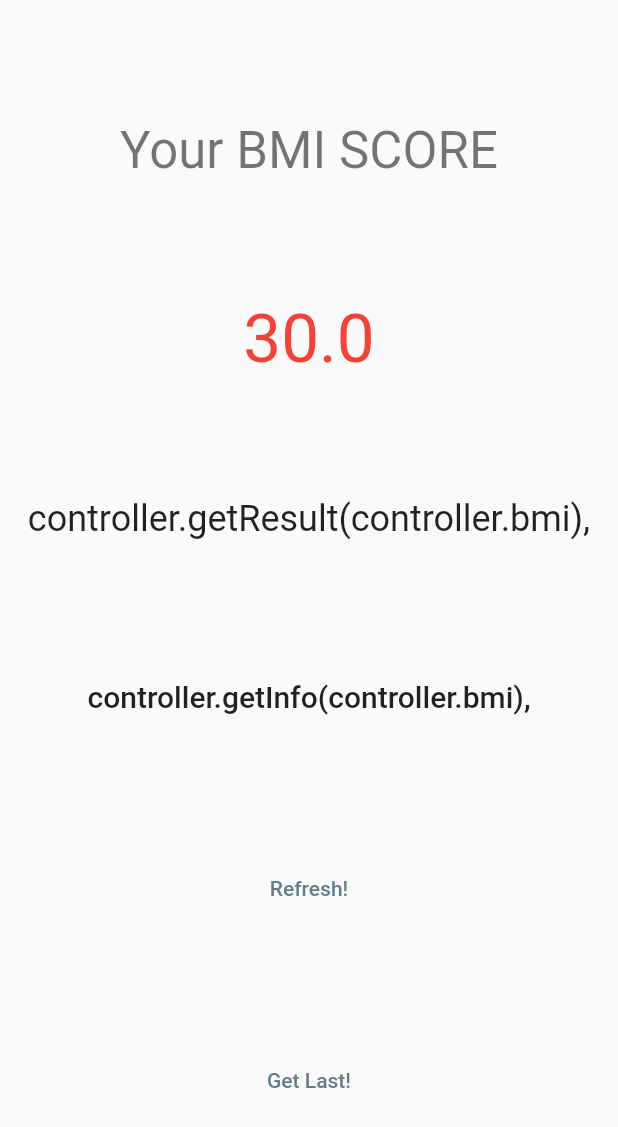
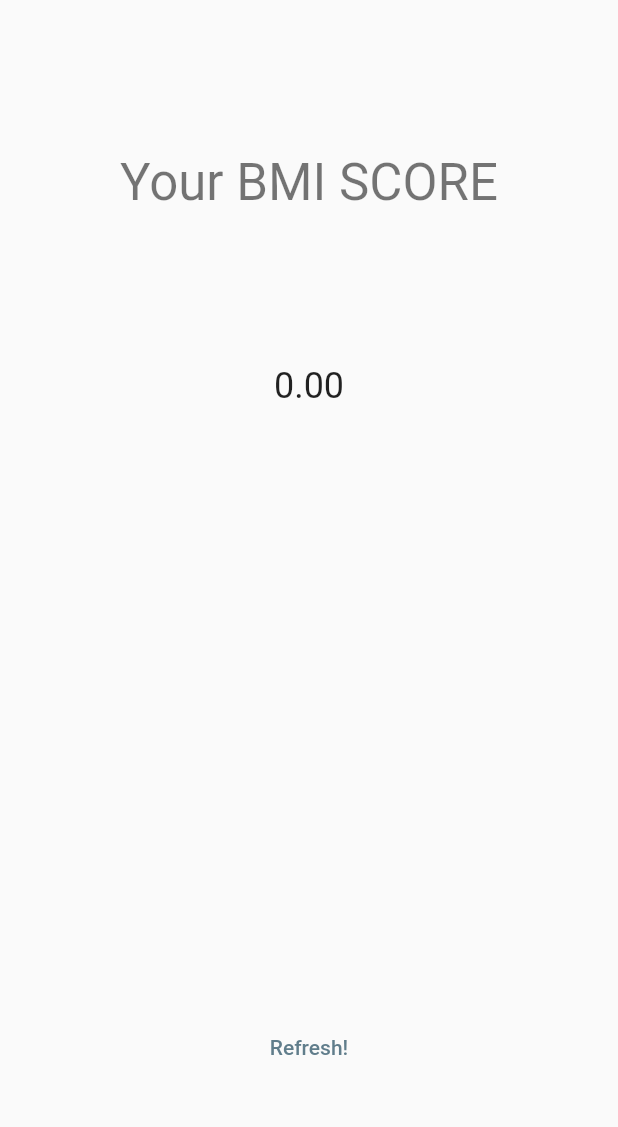
Before and after one commit to FehmiDeniz/firebase_bmi_app, a Flutter app: the ResultScreen screen opened by its route, on a phone screen of 412 x 824 dp. Shown: the top 1127 px of the screen. Run offline on Flutter 3.47's test engine with Material 2 defaults, Android fonts, the phone set to English and light mode, and no system bars; our stand-ins replace animate_do, cloud_firestore, firebase_auth, firebase_core, get, responsive_sizer; accounts and stored records are empty; network calls fail.

Commit message:
result screen optimization

```diff
--- a/lib/modules/login/login_screen.dart
+++ b/lib/modules/login/login_screen.dart
@@ -38,7 +38,7 @@ class LoginScreen extends GetView<LoginController> {
                   uiTextfield("Password", controller.passwordController,
                       TextInputType.visiblePassword, true),
                   SizedBox(
-                    height: 30.h,
+                    height: 28.5.h,
                   ),
                   Padding(
                       padding: EdgeInsets.only(right: 8.w, bottom: 1.3.h),
--- a/lib/modules/register/register_screen.dart
+++ b/lib/modules/register/register_screen.dart
@@ -39,7 +39,7 @@ class RegisterScreen extends GetView<RegisterController> {
                 uiTextfield("Password", controller.passwordController,
                     TextInputType.visiblePassword, true),
                 SizedBox(
-                  height: 30.h,
+                  height: 28.5.h,
                 ),
                 Padding(
                     padding: EdgeInsets.only(right: 8.w, bottom: 1.3.h),
--- a/lib/modules/result/result_controller.dart
+++ b/lib/modules/result/result_controller.dart
@@ -6,7 +6,9 @@ import 'package:get/get.dart';
 
 class ResultController extends GetxController {
   FirebaseFirestore firestore = FirebaseFirestore.instance;
-  double? bmi = 30;
+  RxDouble bmi = 0.0.obs;
+  RxString resultData = "".obs;
+  RxString infoData = "".obs;
   HomeControlller homeControlller = HomeControlller();
   @override
   void onInit() async {
@@ -16,50 +18,39 @@ class ResultController extends GetxController {
         .collection("data")
         .get();
 
-    var x = fireData.docs.last["weight"];
-    var y = fireData.docs.last["height"];
-    print(x + " " + y);
+    var height = double.parse(fireData.docs.last["height"]) / 100;
+    var weight = double.parse(fireData.docs.last["weight"]);
 
-    // bmi = (x / (pow(2, y / 100)));
-    // print(bmi);
-    // print(bmi.runtimeType);
-    // print((x + y));
-    // // bmi = double.tryParse(x + y);
-    // print(x + y);
+    bmi.value = weight / (height * height);
+    print(bmi.value);
+    resultData.value = getResult();
+    infoData.value = getInfo();
+
     super.onInit();
   }
 
-  // getLastData() async {
-  //   // print(fireData.docs[4].data()["weight"]);
-  // }
-
-  // double? result(double weight, double height) {
-  //   bmi = weight / (pow(2, height / 100));
-  //   return bmi;
-  // }
-
-  getResult(bmi) async {
-    if (bmi! < 18.50) {
+  getResult() {
+    if (bmi.value < 18.50) {
       return ("AŞIRI ZAYIF");
-    } else if (bmi! >= 18.50 && bmi! <= 24.90) {
+    } else if (bmi.value! >= 18.50 && bmi.value! <= 24.90) {
       return ("NORMAL");
-    } else if (bmi! > 24.90 && bmi! <= 29.50) {
+    } else if (bmi.value! > 24.90 && bmi! <= 29.50) {
       return ("ŞİŞMAN");
-    } else if (bmi! > 29.50 && bmi! <= 39.90) {
+    } else if (bmi.value! > 29.50 && bmi! <= 39.90) {
       return ("OBEZİTE");
     } else {
       return ("YÜKSEK OBEZİTE");
     }
   }
 
-  getInfo(bmi) async {
-    if (bmi! < 18.50) {
+  getInfo() {
+    if (bmi.value < 18.50) {
       return ("Aşırı Zayıfsınız Yemek Yemelisin");
-    } else if (bmi! >= 18.50 && bmi! <= 24.90) {
+    } else if (bmi.value! >= 18.50 && bmi! <= 24.90) {
       return ("Kilonuz ideal");
-    } else if (bmi! > 24.90 && bmi! <= 29.50) {
+    } else if (bmi.value! > 24.90 && bmi! <= 29.50) {
       return ("Hafif Kilo verebilirsiniz");
-    } else if (bmi! > 29.50 && bmi! <= 39.90) {
+    } else if (bmi.value! > 29.50 && bmi! <= 39.90) {
       return ("Çok fazla Kilon var. Spora Gidebilirsin");
     } else {
       return ("Aşırı Kilon var,hastalık yapabilir. Acil bir diyetisyenle görüşmelisin");
--- a/lib/modules/result/result_screen.dart
+++ b/lib/modules/result/result_screen.dart
@@ -11,8 +11,9 @@ class ResultScreen extends GetView<ResultController> {
   @override
   Widget build(BuildContext context) {
     return Scaffold(
-      body: Center(
-        child: Column(
+        body: Center(
+      child: Obx(
+        () => Column(
           crossAxisAlignment: CrossAxisAlignment.center,
           mainAxisAlignment: MainAxisAlignment.spaceEvenly,
           children: [
@@ -21,17 +22,18 @@ class ResultScreen extends GetView<ResultController> {
               style: Theme.of(context).textTheme.headline4,
             ),
             Text(
-              controller.bmi.toString(),
-              style: Theme.of(context)
-                  .textTheme
-                  .headline3!
-                  .copyWith(color: Colors.red),
-            ),
-            Text("controller.getResult(controller.bmi),",
+                controller.bmi.runtimeType != Null
+                    ? controller.bmi.toStringAsFixed(2)
+                    : "Null value",
                 style: Theme.of(context).textTheme.headline5!),
             Padding(
               padding: const EdgeInsets.all(13.0),
-              child: Text("controller.getInfo(controller.bmi),",
+              child: Text(controller.resultData.toString(),
+                  style: Theme.of(context).textTheme.headline6!),
+            ),
+            Padding(
+              padding: const EdgeInsets.all(13.0),
+              child: Text(controller.infoData.toString(),
                   style: Theme.of(context).textTheme.headline6!),
             ),
             TextButton(
@@ -43,18 +45,9 @@ class ResultScreen extends GetView<ResultController> {
                 style: TextStyle(color: Colors.blueGrey),
               ),
             ),
-            TextButton(
-              onPressed: () {
-                // controller.getLastData();
-              },
-              child: const Text(
-                "Get Last!",
-                style: TextStyle(color: Colors.blueGrey),
-              ),
-            )
           ],
         ),
       ),
-    );
+    ));
   }
 }
```
